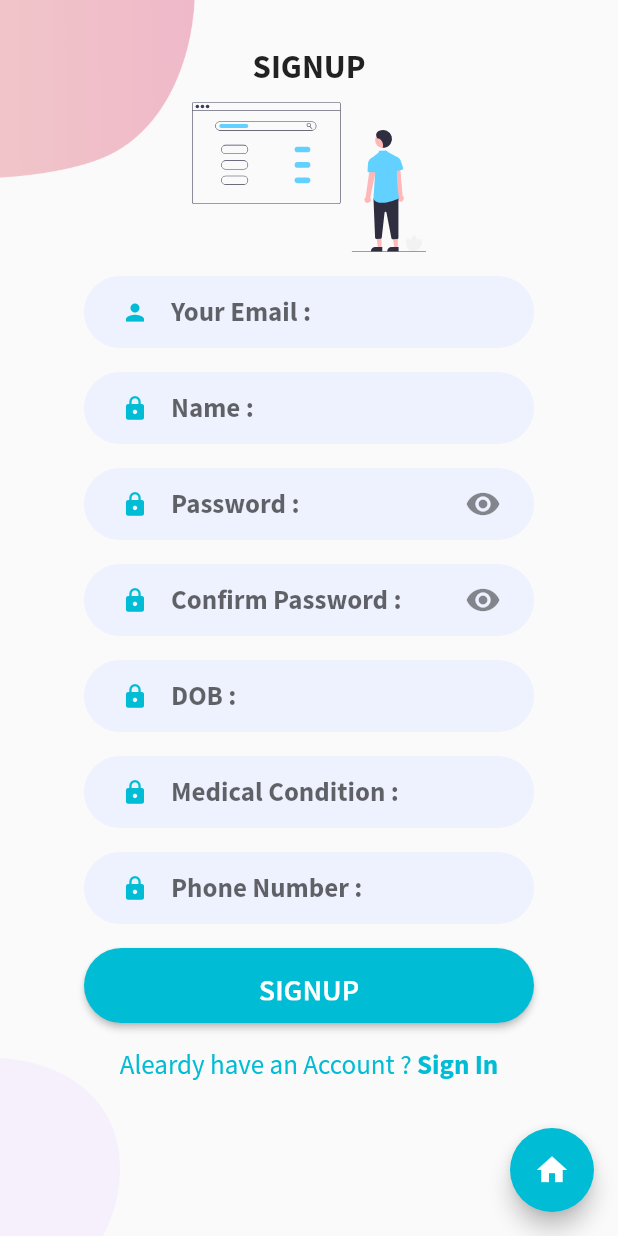
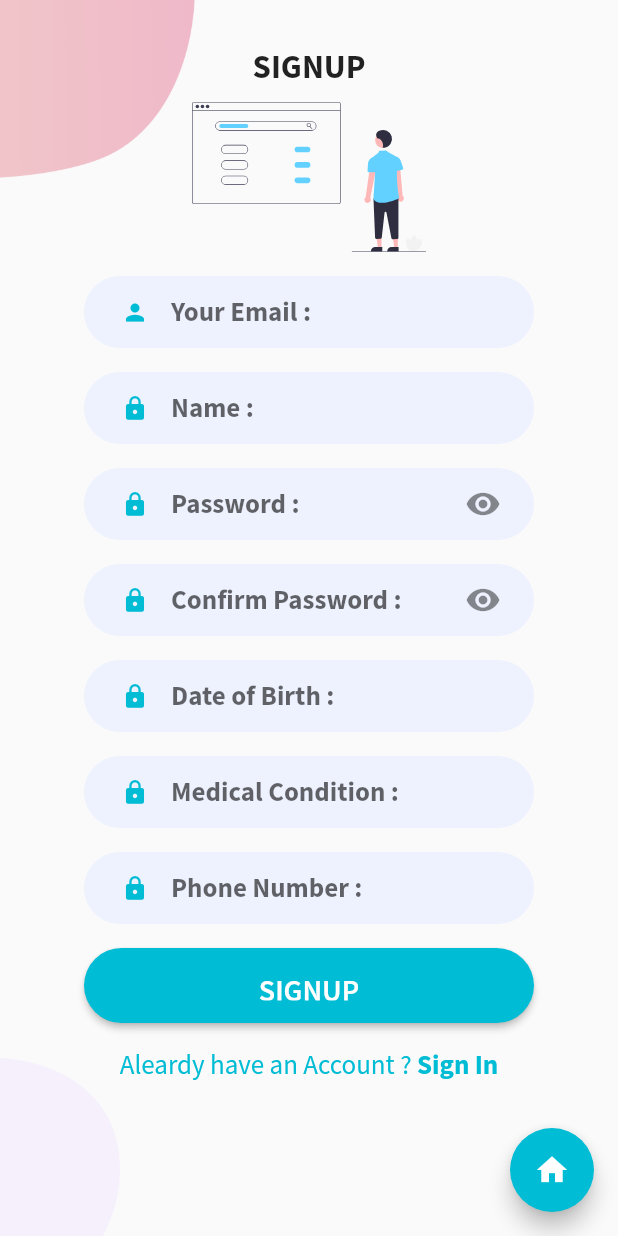
Before and after one commit to Rony720/TCS_3PM, a Flutter app: the Signup screen opened by its route, on a phone screen of 412 x 824 dp. Run offline on Flutter 3.47's test engine with Material 2 defaults, Android fonts, the phone set to English and light mode, and no system bars; our stand-ins replace camera, cloud_firestore, firebase_auth, firebase_core, flutter_svg, get and 2 more; missing offline and left inert: flame, flame_audio, flame_texturepacker, google_ml_kit, google_mlkit_commons, google_mlkit_face_detection and 1 more; accounts and stored records are empty; network calls fail; project files that could hold a hidden picture were left out.

Commit message:
improved signup,login dob

```diff
--- a/lib/main_page.dart
+++ b/lib/main_page.dart
@@ -4,7 +4,6 @@ import 'package:firebase_auth/firebase_auth.dart';
 import 'package:flutter/material.dart';
 import 'package:flutter_auth_page/pages/drawerlist.dart';
 import 'package:flutter_auth_page/pages/welcome.dart';
-
 
 class MainPage extends StatelessWidget {
   const MainPage({super.key});
@@ -16,8 +15,10 @@ class MainPage extends StatelessWidget {
           stream: FirebaseAuth.instance.authStateChanges(),
           builder: (context, snapshot) {
             if (snapshot.hasData) {
+              debugPrint("Inside main_page, user has data");
               return const HomeScreen();
             } else {
+              debugPrint("Inside main_page, user data not available");
               return const Welcome();
             }
           }),
--- a/lib/pages/signup.dart
+++ b/lib/pages/signup.dart
@@ -4,6 +4,7 @@ import 'package:flutter/material.dart';
 import 'package:flutter_svg/svg.dart';
 import 'package:flutter_auth_page/constants.dart';
 import 'package:firebase_auth/firebase_auth.dart';
+import 'package:intl/intl.dart';
 
 import '../API/base_client.dart';
 
@@ -19,7 +20,9 @@ class _SignupState extends State<Signup> {
   final passwordController = TextEditingController();
   final cPasswordController = TextEditingController();
   final usernameController = TextEditingController();
+
   final dobController = TextEditingController();
+  final DateFormat _dateFormat = DateFormat('yyyy-MM-dd');
   final medController = TextEditingController();
   final phoneController = TextEditingController();
   bool _obscureText = true;
@@ -270,10 +273,48 @@ class _SignupState extends State<Signup> {
                       child: TextField(
                         controller: dobController,
                         obscureText: false,
+                        keyboardType: TextInputType.datetime,
+                        textInputAction: TextInputAction.done,
+                        decoration: const InputDecoration(
+                          hintText: "Date of Birth :",
+                          hintStyle: TextStyle(
+                            fontFamily: 'SourceSansPro',
+                            fontSize: 18,
+                            fontWeight: FontWeight.w700,
+                          ),
+                          // labelText: "Email :",
+                          labelStyle: TextStyle(
+                            fontSize: 20,
+                          ),
+                          // border: OutlineInputBorder(),
+                          border: InputBorder.none,
+                          prefixIcon: Icon(
+                            Icons.lock,
+                            color: kPrimaryColor,
+                            size: 18,
+                          ),
+                        ),
+                        onTap: () => _selectDate(context),
+                        readOnly: true,
+                      ),
+                    ),
+
+                    const SizedBox(height: 16),
+                    Container(
+                      width: 300,
+                      padding: const EdgeInsets.symmetric(
+                          horizontal: 10, vertical: 0),
+                      decoration: BoxDecoration(
+                        borderRadius: BorderRadius.circular(66),
+                        color: kPrimaryLightColor,
+                      ),
+                      child: TextField(
+                        controller: medController,
+                        obscureText: false,
                         keyboardType: TextInputType.text,
                         textInputAction: TextInputAction.done,
                         decoration: const InputDecoration(
-                          hintText: "DOB :",
+                          hintText: "Medical Condition :",
                           hintStyle: TextStyle(
                             fontFamily: 'SourceSansPro',
                             fontSize: 18,
@@ -304,83 +345,11 @@ class _SignupState extends State<Signup> {
                         color: kPrimaryLightColor,
                       ),
                       child: TextField(
-                        controller: medController,
-                        obscureText: false,
-                        keyboardType: TextInputType.text,
-                        textInputAction: TextInputAction.done,
-                        decoration: InputDecoration(
-                          hintText: "Medical Condition :",
-                          hintStyle: TextStyle(
-                            fontFamily: 'SourceSansPro',
-                            fontSize: 18,
-                            fontWeight: FontWeight.w700,
-                          ),
-                          // labelText: "Email :",
-                          labelStyle: TextStyle(
-                            fontSize: 20,
-                          ),
-                          // border: OutlineInputBorder(),
-                          border: InputBorder.none,
-                          prefixIcon: Icon(
-                            Icons.lock,
-                            color: kPrimaryColor,
-                            size: 18,
-                          ),
-                        ),
-                      ),
-                    ),
-
-/*const SizedBox(height: 16),
-                    Container(
-                      width: 300,
-                      padding: const EdgeInsets.symmetric(
-                          horizontal: 10, vertical: 0),
-                      decoration: BoxDecoration(
-                        borderRadius: BorderRadius.circular(66),
-                        color: kPrimaryLightColor,
-                      ),
-                      child: TextField(
-                        controller: ageController,
-                        obscureText: false,
-                        keyboardType: TextInputType.text,
-                        textInputAction: TextInputAction.done,
-                        decoration: InputDecoration(
-                          hintText: "DOB :",
-                          hintStyle: TextStyle(
-                            fontFamily: 'SourceSansPro',
-                            fontSize: 18,
-                            fontWeight: FontWeight.w700,
-                          ),
-                          // labelText: "Email :",
-                          labelStyle: TextStyle(
-                            fontSize: 20,
-                          ),
-                          // border: OutlineInputBorder(),
-                          border: InputBorder.none,
-                          prefixIcon: Icon(
-                            Icons.lock,
-                            color: kPrimaryColor,
-                            size: 18,
-                          ),
-                        ),
-                      ),
-                    ),
-*/
-                    const SizedBox(height: 16),
-                    Container(
-                      width: 300,
-                      padding: const EdgeInsets.symmetric(
-                          horizontal: 10, vertical: 0),
-                      decoration: BoxDecoration(
-                        borderRadius: BorderRadius.circular(66),
-                        color: kPrimaryLightColor,
-                      ),
-                      child: TextField(
                         controller: phoneController,
                         obscureText: false,
                         keyboardType: TextInputType.phone,
                         textInputAction: TextInputAction.done,
-                        decoration: InputDecoration(
+                        decoration: const InputDecoration(
                           hintText: "Phone Number :",
                           hintStyle: TextStyle(
                             fontFamily: 'SourceSansPro',
@@ -476,7 +445,30 @@ class _SignupState extends State<Signup> {
     );
   }
 
+  Future<void> _selectDate(BuildContext context) async {
+    final DateTime currentDate = DateTime.now();
+    final DateTime? selectedDate = await showDatePicker(
+      context: context,
+      initialDate: currentDate,
+      firstDate: DateTime(1900),
+      lastDate: currentDate,
+    );
+
+    if (selectedDate != null && selectedDate != currentDate) {
+      setState(() {
+        dobController.text = _dateFormat.format(selectedDate);
+      });
+    }
+  }
+
   void createAccount() async {
+    // loading circle
+    showDialog(
+        context: context,
+        builder: (context) {
+          return const Center(child: CircularProgressIndicator());
+        });
+
     String email = emailController.text.trim();
     String password = passwordController.text.trim();
     String cPassword = cPasswordController.text.trim();
@@ -519,11 +511,10 @@ class _SignupState extends State<Signup> {
 
           addUserDetails(
               usernameController.text.trim(),
-              int.parse(dobController.text.trim()),
+              dobController.text.trim(),
               medController.text.trim(),
               emailController.text.trim(),
               int.parse(phoneController.text.trim()));
-          Navigator.pop(context);
         }
       } on FirebaseAuthException catch (e) {
         print(e.code.toString());
@@ -557,10 +548,13 @@ class _SignupState extends State<Signup> {
         print("FIREBASE EXCEPTION");
       }
     }
+    // remove circular progress
+    Navigator.of(context).pop();
+    Navigator.pop(context);
   }
 
   Future addUserDetails(
-      String name, int dob, String med, String email, int phone) async {
+      String name, String dob, String med, String email, int phone) async {
     final FirebaseAuth auth = FirebaseAuth.instance;
     final User? user = auth.currentUser;
     final uid = user!.uid;
@@ -569,7 +563,8 @@ class _SignupState extends State<Signup> {
         "medical": {"stringValue": med},
         "phone": {"integerValue": phone},
         "uid": {"stringValue": uid},
-        "dob": {"integerValue": dob},
+        "uid": {"stringValue": uid},
+        "dob": {"stringValue": dob},
         "email": {"stringValue": email},
         "username": {"stringValue": name}
       }
--- a/pubspec.yaml
+++ b/pubspec.yaml
@@ -51,6 +51,8 @@ dependencies:
   image_picker: ^0.8.7+3
   get: ^4.1.4
   http: ^0.13.6
+  date_time_picker: ^2.1.0
+  intl: ^0.17.0
 
 dev_dependencies:
   hive_generator: 2.0.0
```
Also changed, not shown: lib/API/users.dart (+37 -37 lines), lib/pages/dashboard.dart (+16 -6 lines), lib/pages/login.dart (+16 -12 lines), pubspec.lock, 1 other file.
